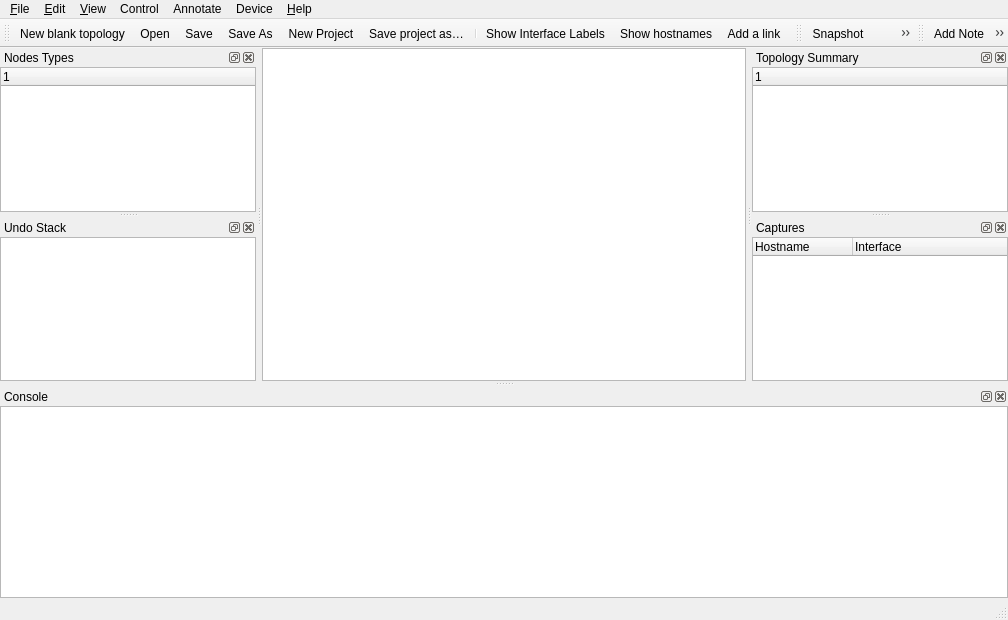
This is src/GNS3/Ui/Form_MainWindow.ui in GNS3/gns3-legacy as Qt 5 draws it before an edit. The edited form follows.
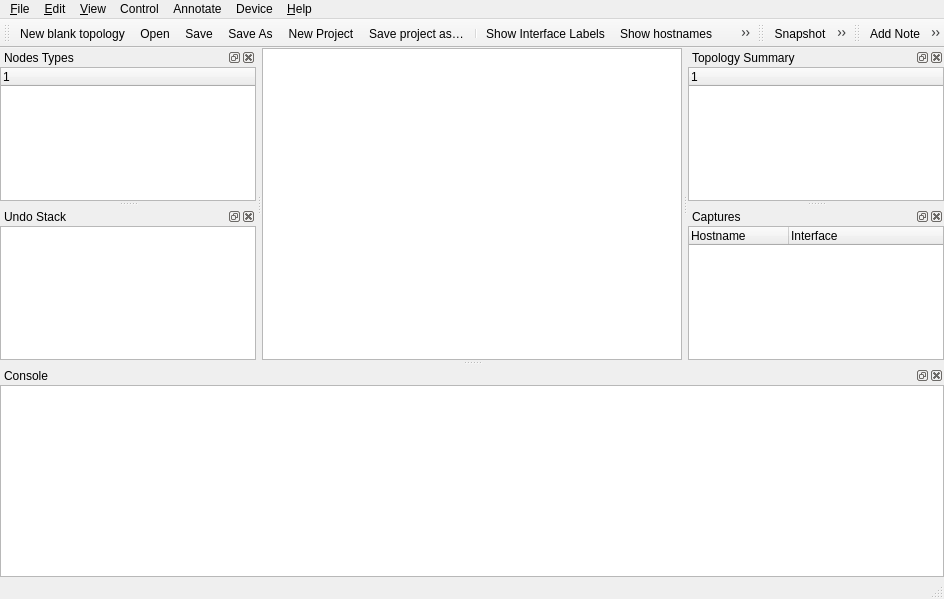
This is the edited form. Icons and pictures are not drawn. Custom widgets are drawn as their Qt base class.

Patch:
```diff
--- a/src/GNS3/Ui/Form_MainWindow.ui
+++ b/src/GNS3/Ui/Form_MainWindow.ui
@@ -6,8 +6,8 @@
    <rect>
     <x>0</x>
     <y>0</y>
-    <width>1008</width>
-    <height>620</height>
+    <width>944</width>
+    <height>599</height>
    </rect>
   </property>
   <property name="windowTitle">
@@ -42,7 +42,7 @@
     <rect>
      <x>0</x>
      <y>0</y>
-     <width>1008</width>
+     <width>944</width>
      <height>22</height>
     </rect>
    </property>
```
